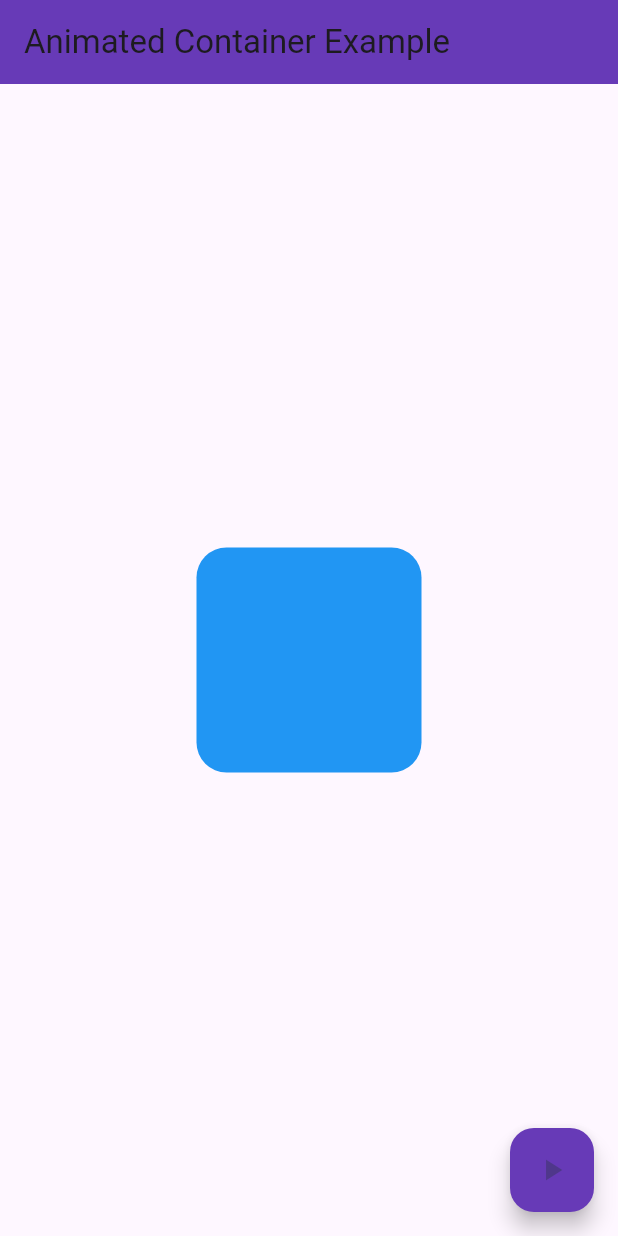
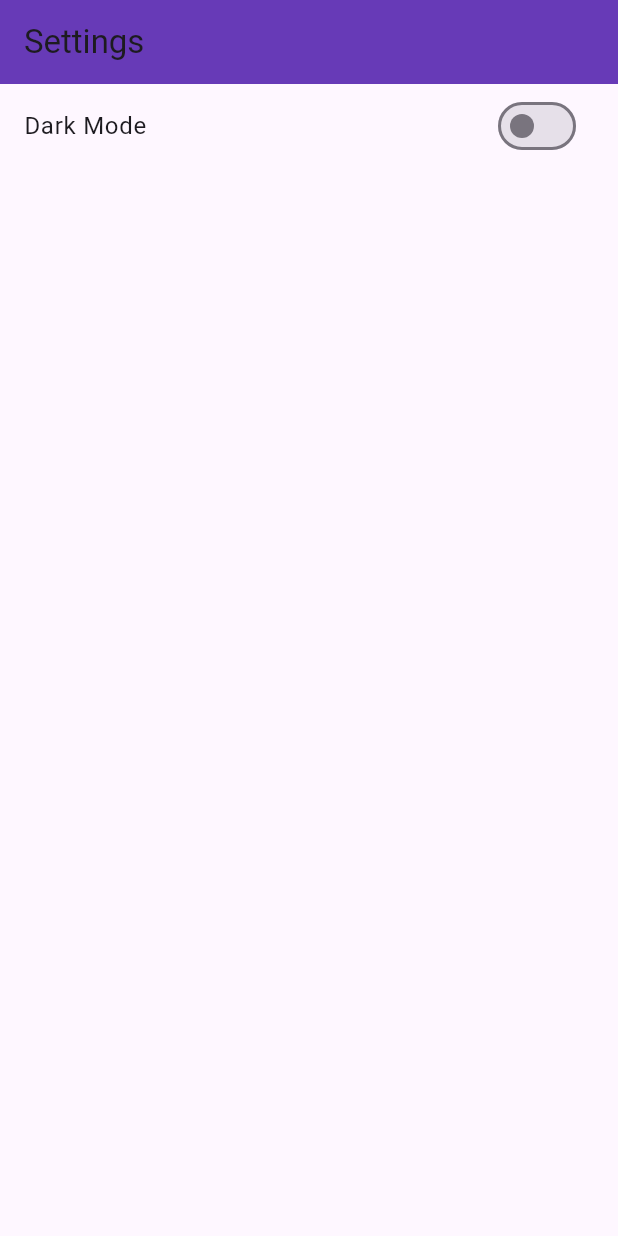
Before and after one commit to noobarafat/MAD_TrackerSheet, a Flutter app: the screen it shows after launch, on a phone screen of 412 x 824 dp. Run offline on Flutter 3.47's test engine with Material 3 defaults, Android fonts, the phone set to English and light mode, and no system bars.

Commit message:
P17: Setting Screen with a toggle

```diff
--- a/lib/main.dart
+++ b/lib/main.dart
@@ -1,75 +1,66 @@
 import 'package:flutter/material.dart';
-import 'dart:math';
 
 void main() {
-  runApp(const AnimatedShapeApp());
+  runApp(const MyApp());
 }
 
-class AnimatedShapeApp extends StatelessWidget {
-  const AnimatedShapeApp({super.key});
+class MyApp extends StatefulWidget {
+  const MyApp({super.key});
 
   @override
-  Widget build(BuildContext context) {
-    return MaterialApp(
-      title: 'Animated Container Demo',
-      debugShowCheckedModeBanner: false,
-      home: const AnimatedShapeScreen(),
-    );
-  }
+  State<MyApp> createState() => _MyAppState();
 }
 
-class AnimatedShapeScreen extends StatefulWidget {
-  const AnimatedShapeScreen({super.key});
+class _MyAppState extends State<MyApp> {
+  bool isDarkMode = false;
 
-  @override
-  State<AnimatedShapeScreen> createState() => _AnimatedShapeScreenState();
-}
-
-class _AnimatedShapeScreenState extends State<AnimatedShapeScreen> {
-  double _width = 150;
-  double _height = 150;
-  Color _color = Colors.blue;
-  BorderRadiusGeometry _borderRadius = BorderRadius.circular(20);
-
-  void _changeShape() {
+  void toggleDarkMode(bool value) {
     setState(() {
-      final random = Random();
-      _width = random.nextInt(200).toDouble() + 100;
-      _height = random.nextInt(200).toDouble() + 100;
-      _color = Color.fromRGBO(
-        random.nextInt(256),
-        random.nextInt(256),
-        random.nextInt(256),
-        1,
-      );
-      _borderRadius = BorderRadius.circular(random.nextInt(100).toDouble());
+      isDarkMode = value;
     });
   }
 
   @override
   Widget build(BuildContext context) {
-    return Scaffold(
-      appBar: AppBar(
-        title: const Text('Animated Container Example'),
-        backgroundColor: Colors.deepPurple,
-      ),
-      body: Center(
-        child: AnimatedContainer(
-          width: _width,
-          height: _height,
-          decoration: BoxDecoration(
-            color: _color,
-            borderRadius: _borderRadius,
-          ),
-          duration: const Duration(milliseconds: 800),
-          curve: Curves.easeInOut,
-        ),
-      ),
-      floatingActionButton: FloatingActionButton(
-        onPressed: _changeShape,
-        backgroundColor: Colors.deepPurple,
-        child: const Icon(Icons.play_arrow),
+    return MaterialApp(
+      title: 'Settings Example',
+      debugShowCheckedModeBanner: false,
+      theme: isDarkMode ? ThemeData.dark() : ThemeData.light(),
+      home: SettingsScreen(
+        isDarkMode: isDarkMode,
+        onToggle: toggleDarkMode,
       ),
     );
   }
 }
+
+class SettingsScreen extends StatelessWidget {
+  final bool isDarkMode;
+  final Function(bool) onToggle;
+
+  const SettingsScreen({
+    super.key,
+    required this.isDarkMode,
+    required this.onToggle,
+  });
+
+  @override
+  Widget build(BuildContext context) {
+    return Scaffold(
+      appBar: AppBar(
+        title: const Text("Settings"),
+        backgroundColor: Colors.deepPurple,
+      ),
+      body: ListView(
+        children: [
+          SwitchListTile(
+            title: const Text("Dark Mode"),
+            value: isDarkMode,
+            activeColor: Colors.deepPurple,
+            onChanged: onToggle,
+          ),
+        ],
+      ),
+    );
+  }
+}
```
